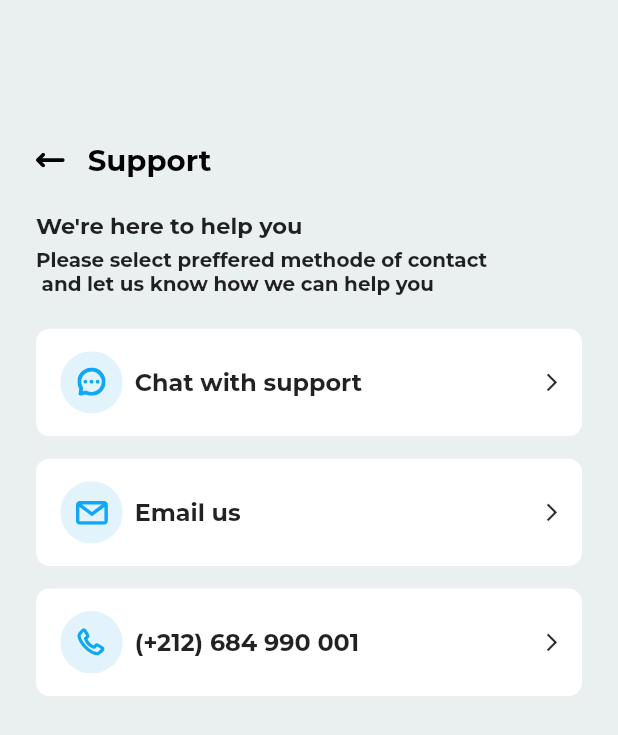
After one commit to mbachir84/washly, a Flutter app: the SupportScreen screen opened directly, on a phone screen of 412 x 824 dp. The commit adds this screen. Shown: the top 735 px of the screen. Run offline on Flutter 3.47's test engine with Material 2 defaults, Android fonts, the phone set to English and light mode, and no system bars; our stand-ins replace animated_custom_dropdown, cached_network_image, cloud_firestore, date_picker_timeline, easy_localization, firebase_auth and 15 more; missing offline and left inert: credit_card_type_detector, flutter_session_manager, google_place; accounts and stored records are empty; statements that could not run were skipped.

Commit message:
support added

```diff
--- /dev/null
+++ b/lib/views/screens/client/support_screen.dart
@@ -0,0 +1,104 @@
+// ignore_for_file: public_member_api_docs, sort_constructors_first
+// ignore_for_file: prefer_const_constructors
+
+import 'package:easy_localization/easy_localization.dart';
+import 'package:flutter/cupertino.dart';
+import 'package:flutter/material.dart';
+import 'package:flutter_screenutil/flutter_screenutil.dart';
+import 'package:flutter_svg/svg.dart';
+import 'package:get/get.dart';
+import 'package:get/get_core/src/get_main.dart';
+
+class SupportScreen extends StatelessWidget {
+  const SupportScreen({super.key});
+
+  @override
+  Widget build(BuildContext context) {
+    return Scaffold(
+        backgroundColor: Color(0xFFFFeaeff0),
+        body: SingleChildScrollView(
+          child: Padding(
+            padding: const EdgeInsets.all(24.0),
+            child:
+                Column(crossAxisAlignment: CrossAxisAlignment.start, children: [
+              80.verticalSpace,
+              Row(children: [
+                InkWell(
+                    onTap: () {
+                      Get.back();
+                    },
+                    child: SizedBox(
+                        height: 20.h,
+                        width: 20.w,
+                        child:
+                            SvgPicture.asset('assets/images/arrow-back.svg'))),
+                16.horizontalSpace,
+                Text('Support',
+                    style: TextStyle(
+                        fontSize: 22.sp,
+                        fontWeight: FontWeight.bold,
+                        color: const Color(0xff030303)))
+              ]),
+              25.verticalSpace,
+              Text(
+                "We're here to help you",
+                style: TextStyle(fontSize: 17.sp, fontWeight: FontWeight.bold),
+              ),
+              7.verticalSpace,
+              Text(
+                  "Please select preffered methode of contact \n and let us know how we can help you",
+                  style: TextStyle(fontSize: 15.sp,fontWeight: FontWeight.bold),),
+              25.verticalSpace,
+              ContactMethode(title: "Chat with support",icon: SvgPicture.asset("assets/images/chat-icon.svg"),),
+              17.verticalSpace,
+              ContactMethode(title:"Email us",icon: SvgPicture.asset("assets/images/email-icon.svg"),),
+              17.verticalSpace,
+              ContactMethode(title: "(+212) 684 990 001",icon: SvgPicture.asset("assets/images/phone-icon.svg"),)
+            ]),
+          ),
+        ));
+  }
+}
+
+class ContactMethode extends StatelessWidget {
+  String? title;
+  Widget? icon;
+  ContactMethode({
+    Key? key,
+    this.title,
+    this.icon,
+  }) : super(key: key);
+
+  @override
+  Widget build(BuildContext context) {
+    return Container(
+      height: 81.h,
+      width: 382.w,
+      padding: EdgeInsets.all(13),
+      decoration: BoxDecoration(
+          color: Colors.white, borderRadius: BorderRadius.circular(9)),
+      child: Row(
+        mainAxisAlignment: MainAxisAlignment.spaceBetween,
+        children: [
+          Row(
+            children: [
+              Padding(
+                padding: const EdgeInsets.all(2.0),
+                child: icon!,
+              ),
+              5.horizontalSpace,
+              Text(
+                title!,
+                style: TextStyle(fontSize: 18.sp, fontWeight: FontWeight.bold),
+              ),
+            ],
+          ),
+          Icon(
+            Icons.arrow_forward_ios,
+            size: 16.sp,
+          ),
+        ],
+      ),
+    );
+  }
+}
--- a/lib/widgets/profile_widget/profile_item_menu_widget.dart
+++ b/lib/widgets/profile_widget/profile_item_menu_widget.dart
@@ -8,32 +8,39 @@ import 'package:get/get.dart';
 import 'package:washly/views/screens/auth/verify_phone.dart';
 import 'package:washly/views/screens/client/addresses_list_screen.dart';
 import 'package:washly/views/screens/client/my_coupons_page.dart';
+import 'package:washly/views/screens/client/support_screen.dart';
+import 'package:washly/views/screens/client/wallet_screen.dart';
 import 'package:washly/widgets/profile_widget/card_save_washes_widget.dart';
 import 'package:washly/widgets/profile_widget/item_profiel_widget.dart';
 
 class ProfileItemMenuWidget extends StatelessWidget {
   const ProfileItemMenuWidget({super.key});
 
-
   @override
   Widget build(BuildContext context) {
     return Column(
       crossAxisAlignment: CrossAxisAlignment.start,
       children: [
-        const ItemProfileMenu(
+        ItemProfileMenu(
           title: "wallet",
           iconPath: 'assets/images/wallet-select.svg',
           data: "500 Dhs",
+          onTap: () => Get.to(() => const WalletScreen(),
+              transition: Transition.fadeIn,
+              duration: const Duration(milliseconds: 500)),
         ),
         ItemProfileMenu(
           title: "addresses",
           iconPath: 'assets/images/location-select-icon.svg',
           data: "",
-          onTap: () => Get.to(() => const AddressesListScreen()),
+          onTap: () => Get.to(() => const AddressesListScreen(),
+              transition: Transition.fadeIn,
+              duration: const Duration(milliseconds: 500)),
         ),
-        const ItemProfileMenu(
+        ItemProfileMenu(
           title: "creditcard",
           iconPath: 'assets/images/wallet-select.svg',
+          onTap: () {},
         ),
         const ItemProfileMenu(
           title: "washhistory",
@@ -49,9 +56,10 @@ class ProfileItemMenuWidget extends StatelessWidget {
                 duration: const Duration(milliseconds: 500));
           },
         ),
-        const ItemProfileMenu(
+        ItemProfileMenu(
           title: "support",
           iconPath: 'assets/images/support-select-icon .svg',
+          onTap: ()=>Get.to(()=>SupportScreen()),
         ),
         5.verticalSpace,
         Padding(
```
Also changed, not shown: assets/images/chat-icon.svg (added), assets/images/email-icon.svg (added), assets/images/phone-icon.svg (added).
